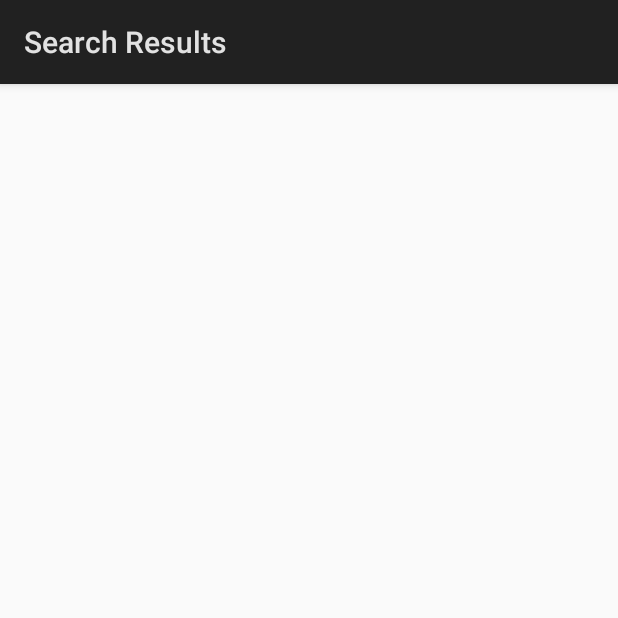
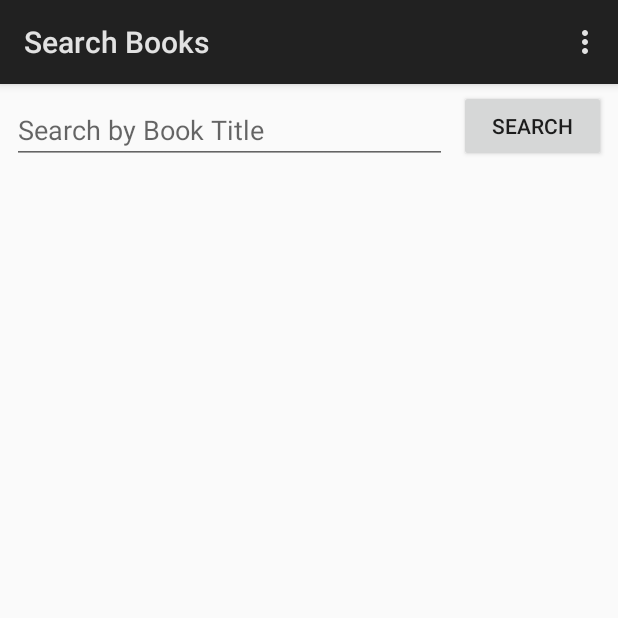
Before and after one commit to SA46Team5a/Team5aAndroidCA, an Android app: the screen it shows after launch (ListOfBooksActivity), after a tap on "SEARCH", on a phone screen of 412 x 824 dp, the top half of it. Run offline under Robolectric (Android 15) with nearby library versions, the phone set to English and light mode, and no system bars.

Commit message:
feat(SharedPreferences): combined searchActivity and listAllBooks activity, and added sharedPreferences

```diff
--- a/app/src/main/AndroidManifest.xml
+++ b/app/src/main/AndroidManifest.xml
@@ -9,14 +9,13 @@
         android:roundIcon="@mipmap/ic_launcher_round"
         android:supportsRtl="true"
         android:theme="@style/AppTheme">
-        <activity android:name=".SearchActivity">
+        <activity android:name=".ListOfBooksActivity">
             <intent-filter>
                 <action android:name="android.intent.action.MAIN" />
 
                 <category android:name="android.intent.category.LAUNCHER" />
             </intent-filter>
         </activity>
-        <activity android:name=".ListOfBooksActivity" />
         <activity android:name=".BookDetailActivity"></activity>
     </application>
 
--- a/app/src/main/java/com/example/anthony/androidca/BookModel.java
+++ b/app/src/main/java/com/example/anthony/androidca/BookModel.java
@@ -1,7 +1,11 @@
 package com.example.anthony.androidca;
 
+import android.content.Context;
+import android.content.SharedPreferences;
+import android.content.res.Resources;
 import android.graphics.Bitmap;
 import android.graphics.BitmapFactory;
+import android.preference.Preference;
 import android.util.Log;
 
 import org.json.JSONArray;
@@ -17,9 +21,9 @@ import java.util.HashMap;
 
 public class BookModel extends HashMap<String, Object>{
 
-    final static String ipAddress = "http://172.17.200.251/";
-    final static String imgURL = ipAddress + "BookStore/Resources/BookCovers/";
-    final static String baseURL= ipAddress + "BookStore/Endpoint/IBookService.svc/Books/";
+    static String ipAddress = "10.0.2.2";
+    static String imgURL = "http://" + ipAddress + "/BookStore/Resources/BookCovers/";
+    static String baseURL= "http://" + ipAddress + "/BookStore/Endpoint/IBookService.svc/Books/";
 
     public BookModel(JSONObject b) throws JSONException {
         setTitle(b.getString("Title"));
@@ -50,6 +54,10 @@ public class BookModel extends HashMap<String, Object>{
     }
 
     private BookModel() {};
+
+    public static void setIPAddress(String ip) {
+        ipAddress = ip;
+    }
 
     public String getTitle() {
         return (String) get("Title");
--- a/app/src/main/java/com/example/anthony/androidca/ListOfBooksActivity.java
+++ b/app/src/main/java/com/example/anthony/androidca/ListOfBooksActivity.java
@@ -1,41 +1,149 @@
 package com.example.anthony.androidca;
 
 import android.app.Activity;
-import android.content.Intent;
+import android.app.AlertDialog;
+import android.content.Context;
+import android.content.DialogInterface;
+import android.content.SharedPreferences;
 import android.os.AsyncTask;
 import android.os.Bundle;
 import android.support.v7.widget.LinearLayoutManager;
 import android.support.v7.widget.RecyclerView;
-import android.util.Log;
+import android.view.Menu;
+import android.view.MenuInflater;
+import android.view.MenuItem;
+import android.view.View;
+import android.view.inputmethod.InputMethodManager;
+import android.widget.Button;
+import android.widget.EditText;
+import android.widget.LinearLayout;
+import android.widget.Toast;
 
 import java.util.ArrayList;
 
 public class ListOfBooksActivity extends Activity {
+    EditText searchTerm;
+    Button searchButton;
     RecyclerView searchResultsList;
     ResultsAdapter resultsAdapter;
     RecyclerView.LayoutManager layoutManager;
+    SharedPreferences preferences;
 
     @Override
     protected void onCreate(Bundle savedInstanceState) {
         super.onCreate(savedInstanceState);
         setContentView(R.layout.activity_list_of_books);
-        getActionBar().setTitle("Search Results");
+        getActionBar().setTitle("Search Books");
+
+        searchTerm = findViewById(R.id.searchTerm);
+        searchButton = findViewById(R.id.searchButton);
+
+        InputMethodManager imm = (InputMethodManager) getSystemService(Context.INPUT_METHOD_SERVICE);
+        imm.showSoftInput(searchTerm, InputMethodManager.SHOW_IMPLICIT);
+
+        searchButton.setOnClickListener(new View.OnClickListener() {
+            @Override
+            public void onClick(View view) {
+                new getSearchResults().execute(searchTerm.getText().toString());
+            }
+        });
 
         resultsAdapter = new ResultsAdapter(this);
         layoutManager = new LinearLayoutManager(this);
         searchResultsList = (RecyclerView) findViewById(R.id.search_result_recycler);
         searchResultsList.setLayoutManager(layoutManager);
-        new getSearchResults().execute();
+        new getSearchResults().execute("");
+
+        preferences = getSharedPreferences(
+           "shared_preferences",
+            Context.MODE_PRIVATE
+        );
+        preferences.edit().putString("ip", "10.0.2.2");
     }
 
-    public class getSearchResults extends AsyncTask<Void, Void, ArrayList<BookModel>> {
+    public boolean onCreateOptionsMenu(Menu menu) {
+        MenuInflater inflater = getMenuInflater();
+        inflater.inflate(R.menu.action_buttons, menu);
+        return true;
+    }
+
+    public boolean onOptionsItemSelected(MenuItem item) {
+        switch (item.getItemId()) {
+            case R.id.change_ip:
+                callChangeIPAlertDialog();
+                return true;
+            default:
+                return super.onOptionsItemSelected(item);
+        }
+    }
+
+    public void callChangeIPAlertDialog() {
+
+        final EditText input = new EditText(this);
+        LinearLayout.LayoutParams lp = new LinearLayout.LayoutParams(
+                LinearLayout.LayoutParams.MATCH_PARENT,
+                LinearLayout.LayoutParams.MATCH_PARENT);
+        input.setLayoutParams(lp);
+        input.setText(preferences.getString("ip", "10.0.2.2"));
+        input.setSelection(input.getText().length());
+
+        AlertDialog.Builder builder = new AlertDialog.Builder(this);
+        builder
+                .setCancelable(true)
+                .setTitle("Change IP Address")
+                .setMessage("Please enter a new IP address")
+                .setView(input)
+                .setNegativeButton("Cancel", new DialogInterface.OnClickListener() {
+                    @Override
+                    public void onClick(DialogInterface dialogInterface, int i) {
+                    }
+                })
+                .setPositiveButton("Ok", new DialogInterface.OnClickListener() {
+                    @Override
+                    public void onClick(DialogInterface dialogInterface, int i) {
+                        String newIP = input.getText().toString();
+                        if (validateIPaddress(newIP)) {
+                            preferences.edit().putString("ip", newIP).apply();
+                            Toast.makeText(
+                                    ListOfBooksActivity.this,
+                                    preferences.getString("ip", ""),
+                                    Toast.LENGTH_SHORT
+                            ).show();
+                            BookModel.setIPAddress(newIP);
+                        } else {
+                            Toast.makeText(
+                                    ListOfBooksActivity.this,
+                                    "The provided IP address is invalid.",
+                                    Toast.LENGTH_SHORT
+                            ).show();
+                        }
+                    }
+                });
+        builder.show();
+    }
+
+    private boolean validateIPaddress(String ip) {
+        String[] ipParts = ip.split("\\.");
+        if (ipParts.length != 4)
+            return false;
+        for (String ipPart : ipParts) {
+            try {
+                int ipInt = Integer.parseInt(ipPart);
+                if (ipInt < 0 || ipInt >= 256)
+                    return false;
+            } catch (Exception e) {
+                return false;
+            }
+        }
+        return true;
+    }
+
+    public class getSearchResults extends AsyncTask<String, Void, ArrayList<BookModel>> {
         @Override
-        protected ArrayList<BookModel> doInBackground(Void... voids) {
-            Intent intent = getIntent();
+        protected ArrayList<BookModel> doInBackground(String... strings) {
             ArrayList<BookModel> books = new ArrayList<BookModel>();
-            if (intent.hasExtra("searchTerm")) {
-                String searchTerm = intent.getStringExtra("searchTerm");
-                books = BookModel.search(searchTerm);
+            if (strings != null) {
+                books = BookModel.search(strings[0]);
             }
             return books;
         }
--- a/app/src/main/java/com/example/anthony/androidca/SearchActivity.java
+++ /dev/null
@@ -1,43 +0,0 @@
-package com.example.anthony.androidca;
-
-import android.app.Activity;
-import android.content.Context;
-import android.content.Intent;
-import android.os.Bundle;
-import android.util.Log;
-import android.view.View;
-import android.view.inputmethod.InputMethodManager;
-import android.widget.Button;
-import android.widget.EditText;
-
-public class SearchActivity extends Activity {
-    EditText searchTerm;
-    Button searchButton;
-
-    @Override
-    protected void onCreate(Bundle savedInstanceState) {
-        super.onCreate(savedInstanceState);
-        setContentView(R.layout.activity_main);
-        getActionBar().setTitle("Search Books");
-
-        setupViews();
-    }
-
-    private void setupViews() {
-        searchTerm = findViewById(R.id.searchTerm);
-        searchButton = findViewById(R.id.searchButton);
-
-        InputMethodManager imm = (InputMethodManager) getSystemService(Context.INPUT_METHOD_SERVICE);
-        imm.showSoftInput(searchTerm, InputMethodManager.SHOW_IMPLICIT);
-
-        searchButton.setOnClickListener(new View.OnClickListener() {
-            @Override
-            public void onClick(View view) {
-                Intent searchIntent = new Intent(view.getContext(), ListOfBooksActivity.class);
-                Log.i("searchTerm", searchTerm.getText().toString());
-                searchIntent.putExtra("searchTerm", searchTerm.getText().toString());
-                startActivity(searchIntent);
-            }
-        });
-    }
-}
--- a/app/src/main/res/layout/activity_list_of_books.xml
+++ b/app/src/main/res/layout/activity_list_of_books.xml
@@ -1,13 +1,44 @@
 <?xml version="1.0" encoding="utf-8"?>
-<android.support.constraint.ConstraintLayout xmlns:android="http://schemas.android.com/apk/res/android"
+<LinearLayout xmlns:android="http://schemas.android.com/apk/res/android"
     xmlns:app="http://schemas.android.com/apk/res-auto"
     xmlns:tools="http://schemas.android.com/tools"
     android:layout_width="match_parent"
     android:layout_height="match_parent"
+    android:focusable="true"
+    android:focusableInTouchMode="true"
+    android:orientation="vertical"
     tools:context=".ListOfBooksActivity">
+
+
+    <LinearLayout
+        android:layout_width="match_parent"
+        android:layout_height="wrap_content"
+        android:orientation="horizontal">
+
+        <EditText
+            android:id="@+id/searchTerm"
+            android:layout_width="192dp"
+            android:layout_height="wrap_content"
+            android:layout_marginStart="8dp"
+            android:layout_marginTop="8dp"
+            android:layout_weight="1"
+            android:ems="10"
+            android:hint="Search by Book Title"
+            android:inputType="textPersonName" />
+
+        <Button
+            android:id="@+id/searchButton"
+            android:layout_width="0dp"
+            android:layout_height="wrap_content"
+            android:layout_marginEnd="8dp"
+            android:layout_marginStart="8dp"
+            android:layout_marginTop="4dp"
+            android:layout_weight="1"
+            android:text="Search" />
+    </LinearLayout>
 
     <android.support.v7.widget.RecyclerView
         android:id="@+id/search_result_recycler"
         android:layout_width="match_parent"
         android:layout_height="match_parent" />
-</android.support.constraint.ConstraintLayout>
+</LinearLayout>
--- /dev/null
+++ b/app/src/main/res/menu/action_buttons.xml
@@ -0,0 +1,10 @@
+<?xml version="1.0" encoding="utf-8"?>
+<menu xmlns:android="http://schemas.android.com/apk/res/android"
+    xmlns:app="http://schemas.android.com/apk/res-auto">
+    <item
+        android:id="@+id/change_ip"
+        android:title="Change IP"
+        android:icon="@drawable/ic_action_settings"
+        app:showAsAction="ifRoom"
+    />
+</menu>
```
Also changed, not shown: app/src/main/res/layout/activity_main.xml (deleted, +0 -34 lines), app/src/main/res/drawable-hdpi/ic_action_settings.png (added), app/src/main/res/drawable-mdpi/ic_action_settings.png (added), app/src/main/res/drawable-xhdpi/ic_action_settings.png (added), app/src/main/res/drawable-xxhdpi/ic_action_settings.png (added).
